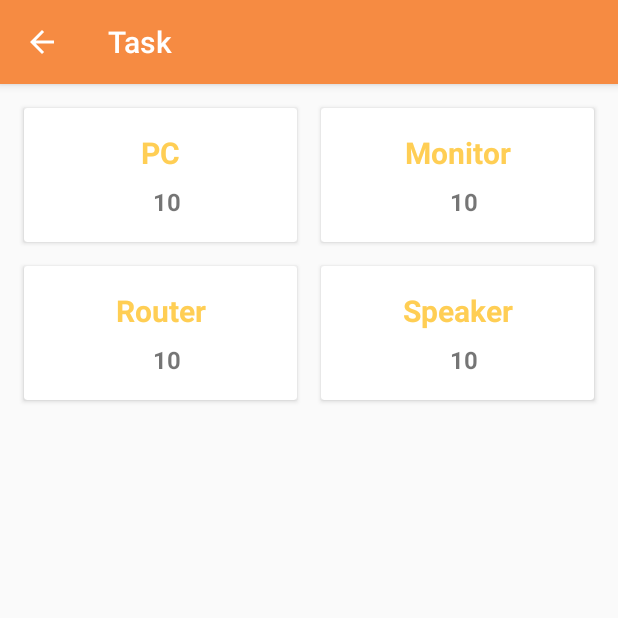
After one commit to mknishad/suffix-field-force-android, an Android app: the InventoryActivity screen opened directly, with no data from a screen before it, on a phone screen of 412 x 824 dp, the top half of it. The commit adds this screen. Run offline under Robolectric (Android 15) with nearby library versions, the phone set to English and light mode, and no system bars; our stand-ins replace data binding.

Commit message:
add inventory activity

```diff
--- a/app/src/main/AndroidManifest.xml
+++ b/app/src/main/AndroidManifest.xml
@@ -9,7 +9,8 @@
         android:roundIcon="@mipmap/ic_launcher_round"
         android:supportsRtl="true"
         android:theme="@style/AppTheme">
-        <activity android:name=".activity.TaskListActivity"></activity>
+        <activity android:name=".activity.InventoryActivity"></activity>
+        <activity android:name=".activity.TaskListActivity" />
         <activity
             android:name=".activity.MainActivity"
             android:label="@string/app_name"
--- /dev/null
+++ b/app/src/main/java/com/suffix/fieldforce/activity/InventoryActivity.kt
@@ -0,0 +1,50 @@
+package com.suffix.fieldforce.activity
+
+import android.graphics.BlendMode
+import android.graphics.BlendModeColorFilter
+import android.graphics.Color
+import android.graphics.PorterDuff
+import android.os.Build
+import androidx.appcompat.app.AppCompatActivity
+import android.os.Bundle
+import androidx.databinding.DataBindingUtil
+import com.suffix.fieldforce.R
+import com.suffix.fieldforce.databinding.ActivityInventoryBinding
+
+class InventoryActivity : AppCompatActivity() {
+
+    private lateinit var binding: ActivityInventoryBinding
+
+    override fun onCreate(savedInstanceState: Bundle?) {
+        super.onCreate(savedInstanceState)
+        setContentView(R.layout.activity_inventory)
+
+        binding = DataBindingUtil.setContentView(this, R.layout.activity_inventory)
+
+        init()
+    }
+
+    private fun init() {
+        setupToolbar()
+    }
+
+    private fun setupToolbar() {
+        setSupportActionBar(binding.toolbar)
+        if (Build.VERSION.SDK_INT >= Build.VERSION_CODES.M) {
+            binding.toolbar.setTitleTextColor(resources.getColor(android.R.color.white, null))
+        } else {
+            binding.toolbar.setTitleTextColor(resources.getColor(android.R.color.white))
+        }
+        supportActionBar?.setDisplayShowTitleEnabled(true)
+        supportActionBar?.setDisplayHomeAsUpEnabled(true)
+        supportActionBar?.setTitle(R.string.task)
+        binding.toolbar.setNavigationOnClickListener { onBackPressed() }
+        if (Build.VERSION.SDK_INT >= Build.VERSION_CODES.Q) {
+            binding.toolbar.navigationIcon?.colorFilter =
+                BlendModeColorFilter(Color.WHITE, BlendMode.SRC_ATOP)
+        } else {
+            binding.toolbar.navigationIcon?.setColorFilter(Color.WHITE, PorterDuff.Mode.SRC_ATOP)
+        }
+    }
+
+}
--- a/app/src/main/java/com/suffix/fieldforce/fragment/HomeFragment.kt
+++ b/app/src/main/java/com/suffix/fieldforce/fragment/HomeFragment.kt
@@ -10,6 +10,7 @@ import androidx.fragment.app.Fragment
 import androidx.lifecycle.Observer
 import androidx.lifecycle.ViewModelProviders
 import com.suffix.fieldforce.R
+import com.suffix.fieldforce.activity.InventoryActivity
 import com.suffix.fieldforce.activity.TaskListActivity
 import com.suffix.fieldforce.databinding.FragmentHomeBinding
 import com.suffix.fieldforce.viewmodel.HomeViewModel
@@ -34,6 +35,7 @@ class HomeFragment : Fragment() {
 
     private fun init() {
         observeShowTaskEvent()
+        observeShowInventoryEvent()
     }
 
     private fun observeShowTaskEvent() {
@@ -45,4 +47,14 @@ class HomeFragment : Fragment() {
             }
         })
     }
+
+    private fun observeShowInventoryEvent() {
+        viewModel.eventNavigateToInventory.observe(this, Observer {
+            if (it) {
+                val inventoryIntent = Intent(context, InventoryActivity::class.java)
+                startActivity(inventoryIntent)
+                viewModel.inventoryShown()
+            }
+        })
+    }
 }
--- a/app/src/main/java/com/suffix/fieldforce/viewmodel/HomeViewModel.kt
+++ b/app/src/main/java/com/suffix/fieldforce/viewmodel/HomeViewModel.kt
@@ -10,6 +10,10 @@ class HomeViewModel(application: Application) : AndroidViewModel(application) {
     val eventNavigateToTask: LiveData<Boolean>
         get() = _eventNavigateToTask
 
+    private val _eventNavigateToInventory = MutableLiveData<Boolean>()
+    val eventNavigateToInventory: LiveData<Boolean>
+        get() = _eventNavigateToInventory
+
     fun showTask() {
         _eventNavigateToTask.value = true
     }
@@ -17,4 +21,12 @@ class HomeViewModel(application: Application) : AndroidViewModel(application) {
     fun taskShown() {
         _eventNavigateToTask.value = false
     }
+
+    fun showInventory() {
+        _eventNavigateToInventory.value = true
+    }
+
+    fun inventoryShown() {
+        _eventNavigateToInventory.value = false
+    }
 }
--- /dev/null
+++ b/app/src/main/res/layout/activity_inventory.xml
@@ -0,0 +1,219 @@
+<?xml version="1.0" encoding="utf-8"?>
+<layout xmlns:android="http://schemas.android.com/apk/res/android"
+    xmlns:app="http://schemas.android.com/apk/res-auto"
+    xmlns:tools="http://schemas.android.com/tools"
+    tools:context=".activity.InventoryActivity">
+
+    <androidx.constraintlayout.widget.ConstraintLayout
+        android:layout_width="match_parent"
+        android:layout_height="match_parent">
+
+        <androidx.appcompat.widget.Toolbar
+            android:id="@+id/toolbar"
+            android:layout_height="wrap_content"
+            android:layout_width="0dp"
+            style="@style/ToolbarStyle"
+            android:backgroundTint="@color/colorFlowerDark"
+            app:layout_constraintTop_toTopOf="parent"
+            app:layout_constraintStart_toStartOf="parent"
+            app:layout_constraintEnd_toEndOf="parent"/>
+
+        <androidx.cardview.widget.CardView
+            android:id="@+id/pcCardView"
+            android:layout_width="0dp"
+            android:layout_height="wrap_content"
+            android:layout_marginEnd="8dp"
+            android:layout_marginTop="16dp"
+            android:layout_marginStart="16dp"
+            app:layout_constraintBottom_toTopOf="@id/routerCardView"
+            app:layout_constraintEnd_toStartOf="@id/monitorCardView"
+            app:layout_constraintStart_toStartOf="parent"
+            app:layout_constraintTop_toBottomOf="@id/toolbar">
+
+            <androidx.constraintlayout.widget.ConstraintLayout
+                style="@style/Ripple"
+                android:padding="8dp"
+                android:layout_width="match_parent"
+                android:layout_height="match_parent"
+                android:orientation="vertical">
+
+                <TextView
+                    android:id="@+id/pcTextView"
+                    android:layout_width="wrap_content"
+                    android:layout_height="wrap_content"
+                    android:layout_marginTop="8dp"
+                    android:textColor="@color/colorFlower"
+                    android:textSize="20sp"
+                    android:textStyle="bold"
+                    app:layout_constraintEnd_toEndOf="parent"
+                    app:layout_constraintStart_toStartOf="parent"
+                    app:layout_constraintTop_toTopOf="parent"
+                    android:text="PC" />
+
+                <TextView
+                    android:id="@+id/availablePCTextView"
+                    android:layout_width="wrap_content"
+                    android:layout_height="wrap_content"
+                    android:layout_marginStart="8dp"
+                    android:layout_marginTop="8dp"
+                    android:layout_marginBottom="8dp"
+                    android:textSize="16sp"
+                    android:textStyle="bold"
+                    app:layout_constraintBottom_toBottomOf="parent"
+                    app:layout_constraintEnd_toEndOf="parent"
+                    app:layout_constraintStart_toStartOf="parent"
+                    app:layout_constraintTop_toBottomOf="@id/pcTextView"
+                    android:text="10" />
+
+            </androidx.constraintlayout.widget.ConstraintLayout>
+        </androidx.cardview.widget.CardView>
+
+        <androidx.cardview.widget.CardView
+            android:id="@+id/monitorCardView"
+            android:layout_width="0dp"
+            android:layout_height="wrap_content"
+            android:layout_marginStart="8dp"
+            android:layout_marginTop="16dp"
+            android:layout_marginEnd="16dp"
+            app:layout_constraintBottom_toTopOf="@id/speakerCardView"
+            app:layout_constraintEnd_toEndOf="parent"
+            app:layout_constraintStart_toEndOf="@id/pcCardView"
+            app:layout_constraintTop_toBottomOf="@id/toolbar">
+
+            <androidx.constraintlayout.widget.ConstraintLayout
+                style="@style/Ripple"
+                android:layout_width="match_parent"
+                android:layout_height="match_parent"
+                android:padding="8dp"
+                android:orientation="vertical">
+
+                <TextView
+                    android:id="@+id/monitorTextView"
+                    android:layout_width="wrap_content"
+                    android:layout_height="wrap_content"
+                    android:layout_marginTop="8dp"
+                    android:textColor="@color/colorFlower"
+                    android:textSize="20sp"
+                    android:textStyle="bold"
+                    app:layout_constraintEnd_toEndOf="parent"
+                    app:layout_constraintStart_toStartOf="parent"
+                    app:layout_constraintTop_toTopOf="parent"
+                    android:text="Monitor" />
+
+                <TextView
+                    android:id="@+id/availableMonitorTextView"
+                    android:layout_width="wrap_content"
+                    android:layout_height="wrap_content"
+                    android:layout_marginStart="8dp"
+                    android:layout_marginTop="8dp"
+                    android:layout_marginBottom="8dp"
+                    android:textSize="16sp"
+                    android:textStyle="bold"
+                    app:layout_constraintBottom_toBottomOf="parent"
+                    app:layout_constraintEnd_toEndOf="parent"
+                    app:layout_constraintStart_toStartOf="parent"
+                    app:layout_constraintTop_toBottomOf="@id/monitorTextView"
+                    android:text="10" />
+
+            </androidx.constraintlayout.widget.ConstraintLayout>
+        </androidx.cardview.widget.CardView>
+
+        <androidx.cardview.widget.CardView
+            android:id="@+id/routerCardView"
+            android:layout_width="0dp"
+            android:layout_height="wrap_content"
+            android:layout_marginTop="16dp"
+            android:layout_marginEnd="8dp"
+            android:layout_marginStart="16dp"
+            app:layout_constraintEnd_toStartOf="@id/speakerCardView"
+            app:layout_constraintStart_toStartOf="parent"
+            app:layout_constraintTop_toBottomOf="@id/pcCardView">
+
+            <androidx.constraintlayout.widget.ConstraintLayout
+                style="@style/Ripple"
+                android:layout_width="match_parent"
+                android:layout_height="match_parent"
+                android:padding="8dp"
+                android:orientation="vertical">
+
+                <TextView
+                    android:id="@+id/routerTextView"
+                    android:layout_width="wrap_content"
+                    android:layout_height="wrap_content"
+                    android:layout_marginTop="8dp"
+                    android:textColor="@color/colorFlower"
+                    android:textSize="20sp"
+                    android:textStyle="bold"
+                    app:layout_constraintEnd_toEndOf="parent"
+                    app:layout_constraintStart_toStartOf="parent"
+                    app:layout_constraintTop_toTopOf="parent"
+                    android:text="Router" />
+
+                <TextView
+                    android:id="@+id/availableRouterTextView"
+                    android:layout_width="wrap_content"
+                    android:layout_height="wrap_content"
+                    android:layout_marginStart="8dp"
+                    android:layout_marginTop="8dp"
+                    android:layout_marginBottom="8dp"
+                    android:textSize="16sp"
+                    android:textStyle="bold"
+                    app:layout_constraintBottom_toBottomOf="parent"
+                    app:layout_constraintEnd_toEndOf="parent"
+                    app:layout_constraintStart_toStartOf="parent"
+                    app:layout_constraintTop_toBottomOf="@id/routerTextView"
+                    android:text="10" />
+
+            </androidx.constraintlayout.widget.ConstraintLayout>
+        </androidx.cardview.widget.CardView>
+
+        <androidx.cardview.widget.CardView
+            android:id="@+id/speakerCardView"
+            android:layout_width="0dp"
+            android:layout_height="wrap_content"
+            android:layout_marginStart="8dp"
+            android:layout_marginTop="16dp"
+            android:layout_marginEnd="16dp"
+            app:layout_constraintEnd_toEndOf="parent"
+            app:layout_constraintStart_toEndOf="@id/routerCardView"
+            app:layout_constraintTop_toBottomOf="@id/monitorCardView">
+
+            <androidx.constraintlayout.widget.ConstraintLayout
+                style="@style/Ripple"
+                android:layout_width="match_parent"
+                android:layout_height="match_parent"
+                android:padding="8dp"
+                android:orientation="vertical">
+
+                <TextView
+                    android:id="@+id/speakerTextView"
+                    android:layout_width="wrap_content"
+                    android:layout_height="wrap_content"
+                    android:layout_marginTop="8dp"
+                    android:textColor="@color/colorFlower"
+                    android:textSize="20sp"
+                    android:textStyle="bold"
+                    app:layout_constraintEnd_toEndOf="parent"
+                    app:layout_constraintStart_toStartOf="parent"
+                    app:layout_constraintTop_toTopOf="parent"
+                    android:text="Speaker" />
+
+                <TextView
+                    android:id="@+id/availableSpeakerTextView"
+                    android:layout_width="wrap_content"
+                    android:layout_height="wrap_content"
+                    android:layout_marginStart="8dp"
+                    android:layout_marginTop="8dp"
+                    android:layout_marginBottom="8dp"
+                    android:textSize="16sp"
+                    android:textStyle="bold"
+                    app:layout_constraintBottom_toBottomOf="parent"
+                    app:layout_constraintEnd_toEndOf="parent"
+                    app:layout_constraintStart_toStartOf="parent"
+                    app:layout_constraintTop_toBottomOf="@id/speakerTextView"
+                    android:text="10" />
+
+            </androidx.constraintlayout.widget.ConstraintLayout>
+        </androidx.cardview.widget.CardView>
+    </androidx.constraintlayout.widget.ConstraintLayout>
+</layout>
--- a/app/src/main/res/layout/activity_task_list.xml
+++ b/app/src/main/res/layout/activity_task_list.xml
@@ -1,7 +1,8 @@
 <?xml version="1.0" encoding="utf-8"?>
 <layout xmlns:android="http://schemas.android.com/apk/res/android"
     xmlns:app="http://schemas.android.com/apk/res-auto"
-    xmlns:tools="http://schemas.android.com/tools">
+    xmlns:tools="http://schemas.android.com/tools"
+    tools:context=".activity.TaskListActivity">
 
     <data>
         <import type="android.view.View"/>
@@ -12,8 +13,7 @@
 
     <androidx.constraintlayout.widget.ConstraintLayout
         android:layout_width="match_parent"
-        android:layout_height="match_parent"
-        tools:context=".activity.TaskListActivity">
+        android:layout_height="match_parent">
 
         <androidx.appcompat.widget.Toolbar
             android:id="@+id/toolbar"
--- a/app/src/main/res/layout/fragment_home.xml
+++ b/app/src/main/res/layout/fragment_home.xml
@@ -61,6 +61,7 @@
                 android:layout_height="wrap_content"
                 android:layout_margin="1dp"
                 android:layout_weight="1"
+                android:onClick="@{() -> viewModel.showInventory()}"
                 android:background="@color/colorFlower"
                 android:orientation="vertical">
 
--- a/app/src/main/res/layout/list_item_task.xml
+++ b/app/src/main/res/layout/list_item_task.xml
@@ -49,7 +49,7 @@
                 android:paddingStart="4dp"
                 android:paddingEnd="4dp"
                 android:textColor="@color/colorWhite"
-                android:background="@drawable/bg_status"
+                tools:background="@drawable/bg_status"
                 app:backgroundTint="@{task}"
                 app:layout_constraintEnd_toEndOf="parent"
                 app:layout_constraintTop_toTopOf="parent"
```
